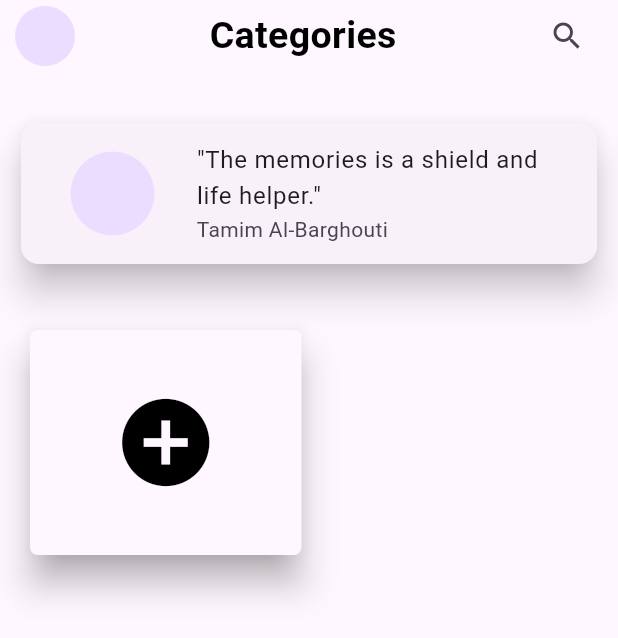
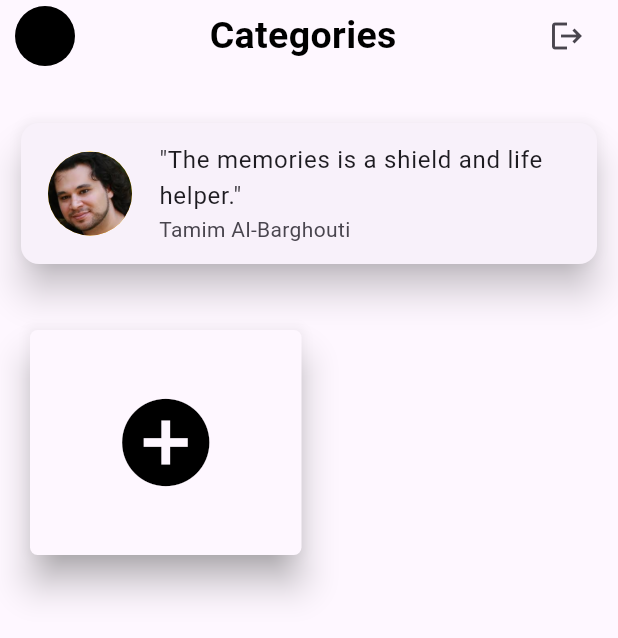
Before and after one commit to favadthottathil/todo-ap-machinetest, a Flutter app: the screen it shows once a user with an empty profile is signed in, on a phone screen of 412 x 824 dp. Shown: the top 638 px of the screen. Run offline on Flutter 3.47's test engine with Material 3 defaults, Android fonts, the phone set to English and light mode, and no system bars; our stand-ins replace cloud_firestore, email_validator, emoji_picker_flutter, firebase_auth, firebase_core, get and 1 more; accounts and stored records are empty; network calls fail.

Commit message:
final commit

```diff
--- a/lib/controller/Todo_Controller/todo_controller.dart
+++ b/lib/controller/Todo_Controller/todo_controller.dart
@@ -5,6 +5,8 @@ class TodoController extends GetxController {
   var isEmojiVisible = false.obs;
 
   var emoji = '📝'.obs;
+
+
 
   var todoTimeStamp = DateTime.now().millisecondsSinceEpoch.obs;
 
--- a/lib/view/home/home_page.dart
+++ b/lib/view/home/home_page.dart
@@ -50,7 +50,10 @@ class HomePage extends StatelessWidget {
                         Row(
                           mainAxisAlignment: MainAxisAlignment.spaceBetween,
                           children: [
-                            const CircleAvatar(radius: 20),
+                            const CircleAvatar(
+                              radius: 20,
+                              backgroundColor: AppColors.blackColor,
+                            ),
                             const Text('Categories', style: AppTextStyle.textStyle3),
                             IconButton(
                               onPressed: () {
@@ -58,21 +61,27 @@ class HomePage extends StatelessWidget {
                                   if (value == '') Get.to(const Login());
                                 });
                               },
-                              icon: const Icon(Icons.search),
+                              icon: const Icon(Icons.logout),
                             )
                           ],
                         ),
                         sizedBoxh30,
-                        const Card(
+                        Card(
                           elevation: 10,
                           child: Padding(
-                            padding: EdgeInsets.all(5),
+                            padding: const EdgeInsets.symmetric(vertical: 5),
                             child: ListTile(
-                              leading: CircleAvatar(
-                                radius: 40,
+                              leading: Container(
+                                height: 60,
+                                width: 60,
+                                decoration: const BoxDecoration(
+                                  shape: BoxShape.circle,
+                                  color: Colors.amber,
+                                  image: DecorationImage(image: AssetImage('Asset/tamim.jpeg'), fit: BoxFit.cover),
+                                ),
                               ),
-                              title: Text('"The memories is a shield and life helper."'),
-                              subtitle: Text('Tamim Al-Barghouti'),
+                              title: const Text('"The memories is a shield and life helper."'),
+                              subtitle: const Text('Tamim Al-Barghouti'),
                             ),
                           ),
                         ),
```
Also changed, not shown: lib/view/Todo/all_tasks.dart (+13 -10 lines), lib/view/auth/login_screen.dart (+9 -1 lines), lib/view/auth/sign_up_screen.dart (+16 -2 lines), Asset/tamim.jpeg (added).
